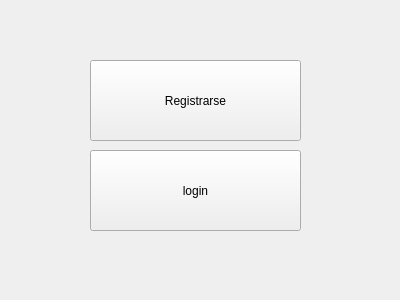
Above: Intro-Game/dialog.ui from yjmantilla/hockey before the change. Below: the same form after it.
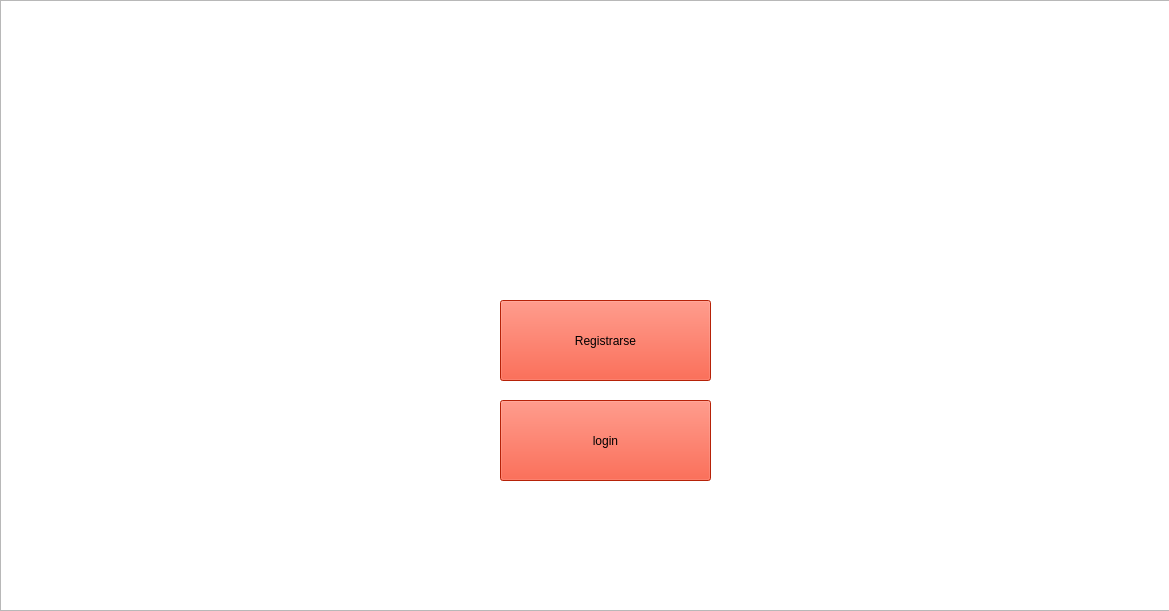
That is the form after the change. Icons and pictures are not drawn.

Diff of the .ui file:
```diff
--- a/Intro-Game/dialog.ui
+++ b/Intro-Game/dialog.ui
@@ -9,8 +9,8 @@
    <rect>
     <x>0</x>
     <y>0</y>
-    <width>400</width>
-    <height>300</height>
+    <width>1169</width>
+    <height>611</height>
    </rect>
   </property>
   <property name="windowTitle">
@@ -19,12 +19,15 @@
   <widget class="QPushButton" name="pushButton">
    <property name="geometry">
     <rect>
-     <x>90</x>
-     <y>60</y>
+     <x>500</x>
+     <y>300</y>
      <width>211</width>
      <height>81</height>
     </rect>
    </property>
+   <property name="styleSheet">
+    <string notr="true">background-color: rgb(255, 47, 11);</string>
+   </property>
    <property name="text">
     <string>Registrarse</string>
    </property>
@@ -32,16 +35,35 @@
   <widget class="QPushButton" name="pushButton_2">
    <property name="geometry">
     <rect>
-     <x>90</x>
-     <y>150</y>
+     <x>500</x>
+     <y>400</y>
      <width>211</width>
      <height>81</height>
     </rect>
    </property>
+   <property name="styleSheet">
+    <string notr="true">background-color: rgb(255, 47, 11);</string>
+   </property>
    <property name="text">
     <string>login</string>
    </property>
   </widget>
+  <widget class="QGraphicsView" name="graphicsView">
+   <property name="geometry">
+    <rect>
+     <x>0</x>
+     <y>0</y>
+     <width>1171</width>
+     <height>611</height>
+    </rect>
+   </property>
+   <property name="styleSheet">
+    <string notr="true">background-image: url(:/Imagenes/air-hockey3.jpg);</string>
+   </property>
+  </widget>
+  <zorder>graphicsView</zorder>
+  <zorder>pushButton</zorder>
+  <zorder>pushButton_2</zorder>
  </widget>
  <resources/>
  <connections/>
```
